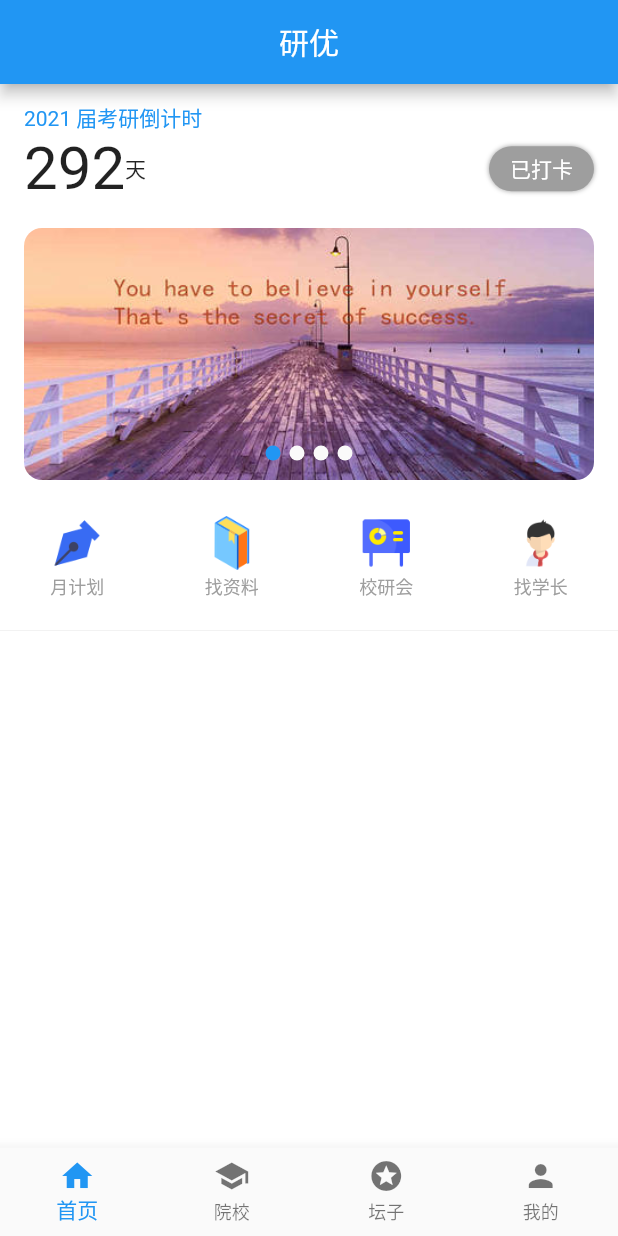
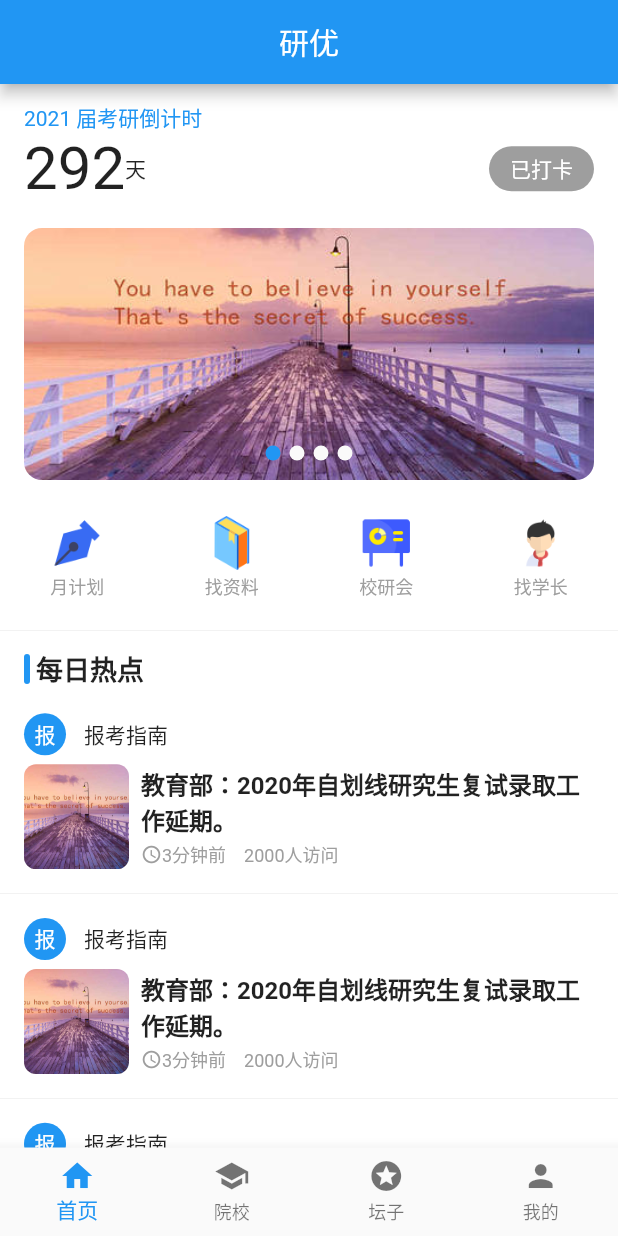
Before and after one commit to strongminmin/research, a Flutter app: the screen it shows after launch, on a phone screen of 412 x 824 dp. Run offline on Flutter 3.47's test engine with Material 2 defaults, Android fonts, the phone set to English and light mode, and no system bars; our stand-ins replace fluro, flutter_easyrefresh, flutter_swiper.

Commit message:
feat: 每日热点

```diff
--- /dev/null
+++ b/lib/components/Home/AdvisoryItem.dart
@@ -0,0 +1,132 @@
+import 'package:flutter/material.dart';
+
+class AdvisoryItem extends StatelessWidget {
+  AdvisoryItem({Key key}) : super(key: key);
+  void jumpAdvisoryDetails() {
+    print('进入热点详情页');
+  }
+
+  @override
+  Widget build(BuildContext context) {
+    num screenWidth = MediaQuery.of(context).size.width;
+    return GestureDetector(
+      onTap: jumpAdvisoryDetails,
+      child: Container(
+        width: screenWidth,
+        padding: EdgeInsets.all(16),
+        decoration: BoxDecoration(
+          border: Border(
+            bottom: BorderSide(
+              width: 0.5,
+              color: Colors.grey[200],
+            ),
+          ),
+        ),
+        child: Column(
+          children: <Widget>[
+            advisoryTitle(),
+            advisoryContent(screenWidth),
+          ],
+        ),
+      ),
+    );
+  }
+
+  // 咨询标题
+  Widget advisoryTitle() {
+    return Row(
+      children: <Widget>[
+        Container(
+          width: 28,
+          height: 28,
+          margin: EdgeInsets.only(right: 12),
+          decoration: BoxDecoration(
+            color: Colors.blue,
+            borderRadius: BorderRadius.circular(15),
+          ),
+          child: Center(
+            child: Text(
+              '报',
+              style: TextStyle(
+                color: Colors.white,
+                fontSize: 14,
+              ),
+            ),
+          ),
+        ),
+        Text('报考指南'),
+      ],
+    );
+  }
+
+  // 咨询内容
+  Widget advisoryContent(screenWidth) {
+    return Container(
+      margin: EdgeInsets.only(top: 6),
+      height: 70,
+      child: Row(
+        crossAxisAlignment: CrossAxisAlignment.start,
+        children: <Widget>[
+          Container(
+            margin: EdgeInsets.only(right: 8),
+            child: ClipRRect(
+              borderRadius: BorderRadius.circular(8),
+              child: Image.asset(
+                'assets/images/banner.jpg',
+                width: 70,
+                height: 70,
+                fit: BoxFit.cover,
+              ),
+            ),
+          ),
+          Column(
+            crossAxisAlignment: CrossAxisAlignment.start,
+            mainAxisAlignment: MainAxisAlignment.spaceAround,
+            children: <Widget>[
+              Container(
+                width: screenWidth - 110,
+                child: Text(
+                  '教育部：2020年自划线研究生复试录取工作延期。',
+                  maxLines: 3,
+                  style: TextStyle(
+                    fontSize: 16,
+                    fontWeight: FontWeight.bold,
+                  ),
+                ),
+              ),
+              advisoryBottom(),
+            ],
+          ),
+        ],
+      ),
+    );
+  }
+
+  // 咨询底部-发布时间以及访问量
+  Widget advisoryBottom() {
+    TextStyle textStyle = TextStyle(
+      color: Colors.grey,
+      fontSize: 12,
+    );
+    return Row(
+      children: <Widget>[
+        Icon(
+          Icons.access_time,
+          size: 14,
+          color: Colors.grey,
+        ),
+        Text(
+          '3分钟前',
+          style: textStyle,
+        ),
+        Container(
+          margin: EdgeInsets.only(left: 12),
+          child: Text(
+            '2000人访问',
+            style: textStyle,
+          ),
+        ),
+      ],
+    );
+  }
+}
--- a/lib/components/Home/CheckIn.dart
+++ b/lib/components/Home/CheckIn.dart
@@ -51,12 +51,7 @@ class _CheckInState extends State<CheckIn> {
                   decoration: BoxDecoration(
                       color: _check ? Colors.grey : Colors.blue[400],
                       borderRadius: BorderRadius.circular(18),
-                      boxShadow: [
-                        BoxShadow(
-                          color: Colors.grey,
-                          blurRadius: 2,
-                        )
-                      ]),
+                      ),
                   child: Center(
                     child: Text(
                       _check ? '已打卡' : '打卡',
--- /dev/null
+++ b/lib/components/Home/HotDaily.dart
@@ -0,0 +1,8 @@
+import 'package:flutter/material.dart';
+
+class HotDaily extends StatelessWidget {
+  @override
+  Widget build(BuildContext context) {
+    return Container();
+  }
+}
--- a/lib/components/Home/MicroPage.dart
+++ b/lib/components/Home/MicroPage.dart
@@ -8,7 +8,6 @@ class MicroPage extends StatelessWidget {
     num screenWidth = MediaQuery.of(context).size.width;
     return Container(
       padding: EdgeInsets.symmetric(vertical: 8),
-      color: Colors.white,
       width: screenWidth,
       child: Row(
         mainAxisAlignment: MainAxisAlignment.spaceAround,
--- a/lib/main.dart
+++ b/lib/main.dart
@@ -12,7 +12,7 @@ class MyApp extends StatelessWidget {
       theme: ThemeData(
         primarySwatch: Colors.blue,
       ),
-      home: Index(title: '研忧'),
+      home: Index(title: '研优'),
     );
   }
 }
--- a/lib/pages/Home.dart
+++ b/lib/pages/Home.dart
@@ -1,4 +1,8 @@
 import 'package:flutter/material.dart';
+import 'package:flutter_easyrefresh/easy_refresh.dart';
+import 'package:flutter_easyrefresh/material_footer.dart';
+import 'package:flutter_easyrefresh/material_header.dart';
+import 'package:yanyou/components/Home/AdvisoryItem.dart';
 import 'package:yanyou/components/Home/BannerSwiper.dart';
 import 'package:yanyou/components/Home/CheckIn.dart';
 import 'package:yanyou/components/Home/MicroPage.dart';
@@ -14,10 +18,12 @@ class _HomeState extends State<Home> {
     'assets/images/banner.jpg',
     'assets/images/banner.jpg',
   ];
-
+  Future<void> onLoadHandler() async {}
+  Future<void> onRefreshHandler() async {}
   @override
   Widget build(BuildContext context) {
     num screenWidth = MediaQuery.of(context).size.width;
+    List<Widget> widgetsList = initialHeaderWidgets(screenWidth);
     return Scaffold(
       appBar: AppBar(
         title: Text('研优'),
@@ -25,11 +31,22 @@ class _HomeState extends State<Home> {
       ),
       body: Container(
         width: screenWidth,
-        // color: Colors.grey[200],
         color: Colors.white,
-        child: Column(
-          crossAxisAlignment: CrossAxisAlignment.start,
-          children: <Widget>[
+        child: EasyRefresh(
+          onLoad: onLoadHandler,
+          onRefresh: onRefreshHandler,
+          footer: MaterialFooter(),
+          header: MaterialHeader(),
+          child: ListView(
+            children: widgetsList,
+          ),
+        ),
+      ),
+    );
+  }
+
+  List<Widget> initialHeaderWidgets(screenWidth) {
+    return <Widget>[
       CheckIn(),
       BannerSwiper(bannersUrl: bannersUrl),
       MicroPage(),
@@ -38,9 +55,37 @@ class _HomeState extends State<Home> {
         height: 0.5,
         margin: EdgeInsets.symmetric(vertical: 12),
         color: Colors.grey[200],
-            )
+      ),
+      hotTitle(),
+      AdvisoryItem(),
+      AdvisoryItem(),
+      AdvisoryItem(),
+      AdvisoryItem(),
+      AdvisoryItem(),
+    ];
+  }
+
+  Widget hotTitle() {
+    return Container(
+      padding: EdgeInsets.symmetric(horizontal: 16),
+      child: Row(
+        crossAxisAlignment: CrossAxisAlignment.center,
+        children: <Widget>[
+          Container(
+            width: 4,
+            height: 20,
+            margin: EdgeInsets.only(right: 4),
+            decoration: BoxDecoration(
+                color: Colors.blue, borderRadius: BorderRadius.circular(2)),
+          ),
+          Text(
+            '每日热点',
+            style: TextStyle(
+              fontSize: 18,
+              fontWeight: FontWeight.bold,
+            ),
+          ),
         ],
-        ),
       ),
     );
   }
```
Lines whose indentation alone changed are shown as unchanged.
